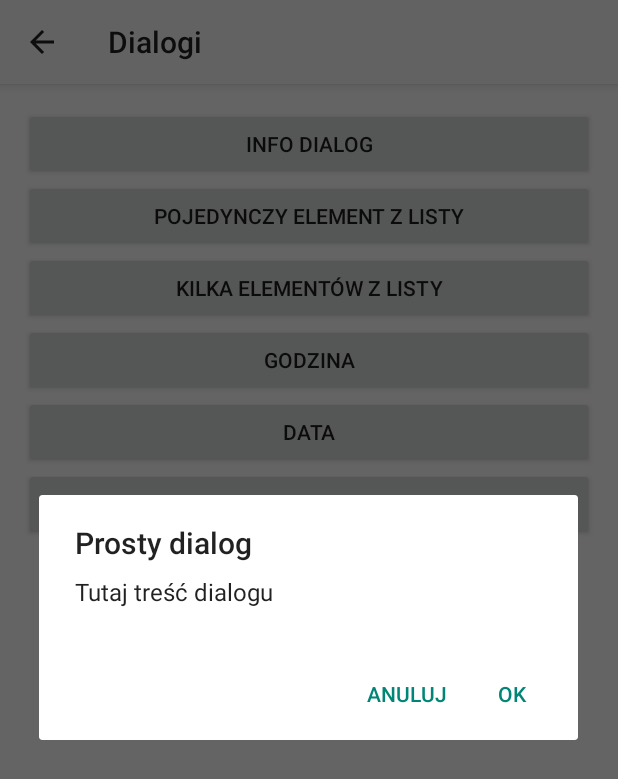
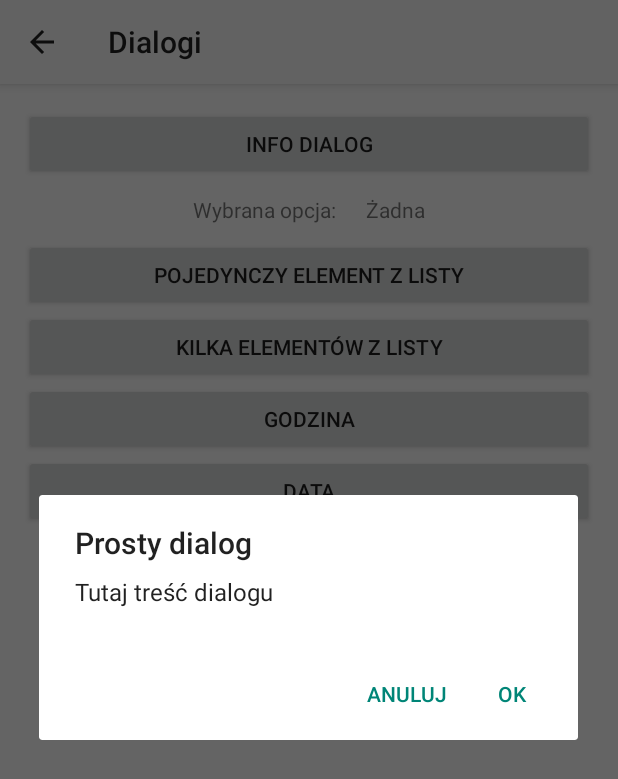
Before and after one commit to javastartpl/android-podstawy-lekcje, an Android app: the DialogActivity screen opened directly, with no data from a screen before it, after a tap on "INFO DIALOG", on a phone screen of 412 x 824 dp. Shown: the top 779 px of the screen. Run offline under Robolectric (Android 15) with nearby library versions, the phone set to English and light mode, and no system bars.

Commit message:
Dialog (changed most to dialog fragment)

```diff
--- /dev/null
+++ b/app/src/main/java/pl/javastart/ap/dialog/InfoDialogFragment.java
@@ -0,0 +1,42 @@
+package pl.javastart.ap.dialog;
+
+import android.app.Activity;
+import android.app.AlertDialog;
+import android.app.Dialog;
+import android.app.DialogFragment;
+import android.content.DialogInterface;
+import android.os.Bundle;
+
+public class InfoDialogFragment extends DialogFragment {
+
+    private DialogInterface.OnClickListener mListener;
+
+    @Override
+    public Dialog onCreateDialog(Bundle savedInstanceState) {
+        AlertDialog.Builder builder = new AlertDialog.Builder(getActivity());
+        builder.setTitle("Prosty dialog");
+        builder.setMessage("Tutaj treść dialogu");
+
+        builder.setPositiveButton("OK", mListener);
+        builder.setNegativeButton("Anuluj", mListener);
+
+        return builder.create();
+    }
+
+    @Override
+    public void onAttach(Activity activity) {
+        super.onAttach(activity);
+        try {
+            mListener = (DialogInterface.OnClickListener) activity;
+        } catch (ClassCastException e) {
+            throw new ClassCastException(activity.toString()
+                    + " must implement DialogInterface.OnClickListener");
+        }
+    }
+
+    @Override
+    public void onDetach() {
+        super.onDetach();
+        mListener = null;
+    }
+}
--- a/app/src/main/res/layout/activity_dialog.xml
+++ b/app/src/main/res/layout/activity_dialog.xml
@@ -1,63 +1,82 @@
 <RelativeLayout xmlns:android="http://schemas.android.com/apk/res/android"
-    xmlns:tools="http://schemas.android.com/tools" android:layout_width="match_parent"
-    android:layout_height="match_parent" android:paddingLeft="@dimen/activity_horizontal_margin"
+    xmlns:tools="http://schemas.android.com/tools"
+    android:layout_width="match_parent"
+    android:layout_height="match_parent"
+    android:paddingBottom="@dimen/activity_vertical_margin"
+    android:paddingLeft="@dimen/activity_horizontal_margin"
     android:paddingRight="@dimen/activity_horizontal_margin"
     android:paddingTop="@dimen/activity_vertical_margin"
-    android:paddingBottom="@dimen/activity_vertical_margin"
     tools:context="pl.javastart.ap.intent.IntentExampleActivity">
 
     <Button
+        android:id="@+id/button10"
         android:layout_width="match_parent"
         android:layout_height="wrap_content"
-        android:text="Info dialog"
-        android:id="@+id/button10"
-        android:layout_alignParentTop="true"
         android:layout_alignParentLeft="true"
         android:layout_alignParentStart="true"
-        android:onClick="infoDialog" />
+        android:layout_alignParentTop="true"
+        android:onClick="infoDialog"
+        android:text="Info dialog" />
 
     <Button
+        android:id="@+id/button11"
         android:layout_width="match_parent"
         android:layout_height="wrap_content"
+        android:onClick="singleListElementDialog"
         android:text="Pojedynczy element z listy"
-        android:id="@+id/button11"
-        android:onClick="singleListElementDialog"
-        android:layout_below="@+id/button10"
-        android:layout_centerHorizontal="true" />
+        android:layout_below="@+id/linearLayout2"
+        android:layout_alignParentRight="true"
+        android:layout_alignParentEnd="true" />
 
     <Button
+        android:id="@+id/button12"
         android:layout_width="match_parent"
         android:layout_height="wrap_content"
-        android:text="Kilka elementów z listy"
-        android:id="@+id/button12"
+        android:layout_below="@+id/button11"
+        android:layout_centerHorizontal="true"
         android:onClick="multipleListElementsDialog"
-        android:layout_below="@+id/button11"
-        android:layout_centerHorizontal="true" />
+        android:text="Kilka elementów z listy" />
 
     <Button
+        android:id="@+id/button13"
         android:layout_width="match_parent"
         android:layout_height="wrap_content"
-        android:text="Godzina"
-        android:id="@+id/button13"
+        android:layout_below="@+id/button12"
+        android:layout_centerHorizontal="true"
         android:onClick="hourSelectionDialog"
-        android:layout_below="@+id/button12"
-        android:layout_centerHorizontal="true" />
+        android:text="Godzina" />
 
     <Button
+        android:id="@+id/button14"
         android:layout_width="match_parent"
         android:layout_height="wrap_content"
-        android:text="Data"
-        android:id="@+id/button14"
+        android:layout_below="@+id/button13"
+        android:layout_centerHorizontal="true"
         android:onClick="dateSelectionDialog"
-        android:layout_below="@+id/button13"
-        android:layout_centerHorizontal="true" />
+        android:text="Data" />
 
-    <Button
+    <LinearLayout
         android:layout_width="match_parent"
         android:layout_height="wrap_content"
-        android:text="Data i godzina"
-        android:id="@+id/button15"
-        android:onClick="hourAndHourSelectionDialog"
-        android:layout_below="@+id/button14"
-        android:layout_centerHorizontal="true" />
+        android:gravity="center"
+        android:orientation="horizontal"
+        android:layout_below="@+id/button10"
+        android:layout_alignParentRight="true"
+        android:layout_alignParentEnd="true"
+        android:id="@+id/linearLayout2">
+
+        <TextView
+            android:layout_width="wrap_content"
+            android:layout_height="wrap_content"
+            android:padding="10dp"
+            android:text="Wybrana opcja:" />
+
+        <TextView
+            android:layout_width="wrap_content"
+            android:layout_height="wrap_content"
+            android:padding="10dp"
+            android:id="@+id/selected_option_text"
+            android:text="Żadna" />
+    </LinearLayout>
+
 </RelativeLayout>
```
Also changed, not shown: app/src/main/java/pl/javastart/ap/dialog/DatePickerDialogFragment.java (added, +24 -0 lines), app/src/main/java/pl/javastart/ap/dialog/DateTimePickerDialogFragment.java (deleted, +0 -45 lines), app/src/main/java/pl/javastart/ap/dialog/DialogActivity.java (+27 -55 lines), app/src/main/java/pl/javastart/ap/dialog/MultipleListElementsDialogFragment.java (added, +31 -0 lines), app/src/main/java/pl/javastart/ap/dialog/SingleListElementDialogFragment.java (added, +26 -0 lines), app/src/main/java/pl/javastart/ap/dialog/TimePickerDialogFragment.java (added, +24 -0 lines).
